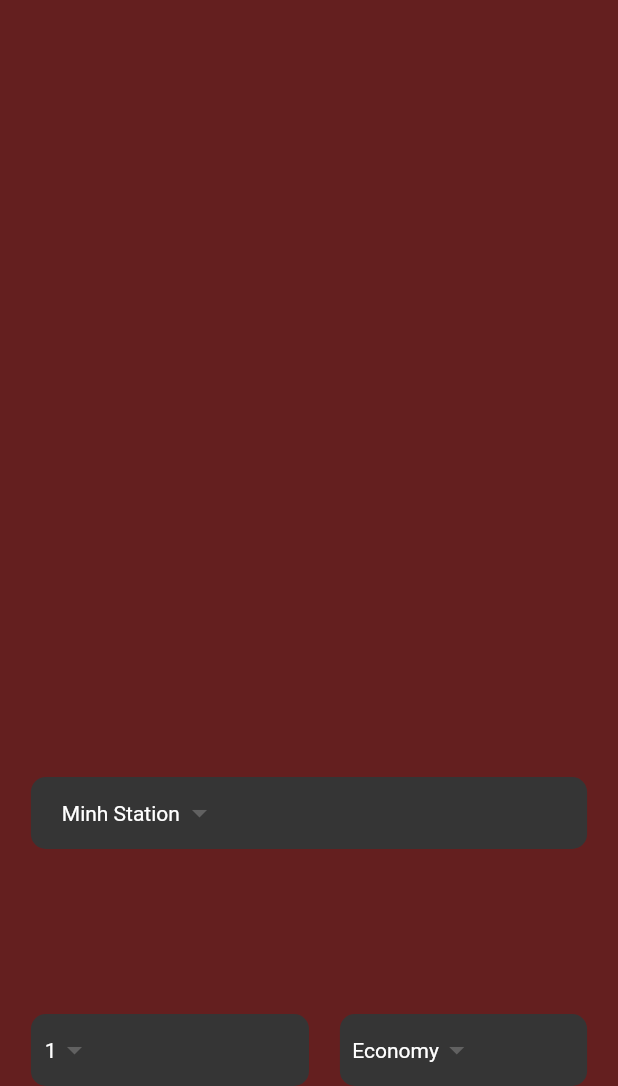
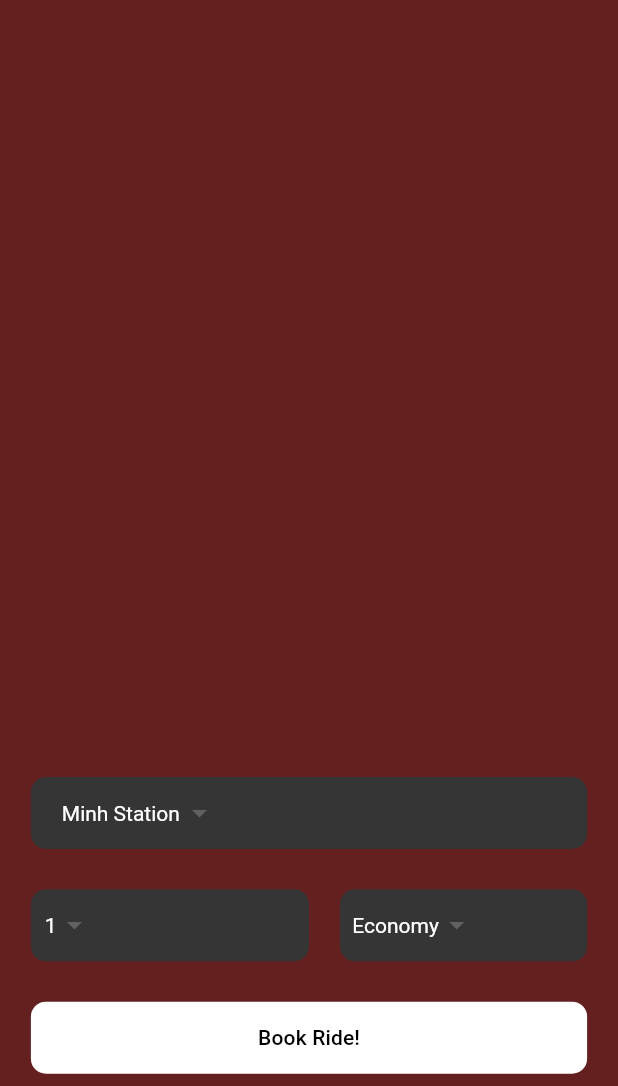
Before and after one commit to phamducminh/flutter-development-course, a Flutter app: the screen it shows after launch, on a phone screen of 412 x 824 dp, the part 150-1236 px from its top. Run offline on Flutter 3.47's test engine with Material 3 defaults, Android fonts, the phone set to English and light mode, and no system bars.

Commit message:
Section 4.46: Material Button Widget

```diff
--- a/go_moon/lib/pages/home_page.dart
+++ b/go_moon/lib/pages/home_page.dart
@@ -64,6 +64,7 @@ class HomePage extends StatelessWidget {
         children: [
           _destinationDropDownWidget(),
           _travellerInformationWidget(),
+          _rideButton(),
         ],
       ),
     );
@@ -106,4 +107,24 @@ class HomePage extends StatelessWidget {
       ],
     );
   }
+
+  Widget _rideButton() {
+    return Container(
+      margin: EdgeInsets.only(bottom: _deviceHeight * 0.01),
+      width: _deviceWidth,
+      decoration: BoxDecoration(
+        color: Colors.white,
+        borderRadius: BorderRadius.circular(10),
+      ),
+      child: MaterialButton(
+        onPressed: () {},
+        child: const Text(
+          "Book Ride!",
+          style: TextStyle(
+            color: Colors.black,
+          ),
+        ),
+      ),
+    );
+  }
 }
```
